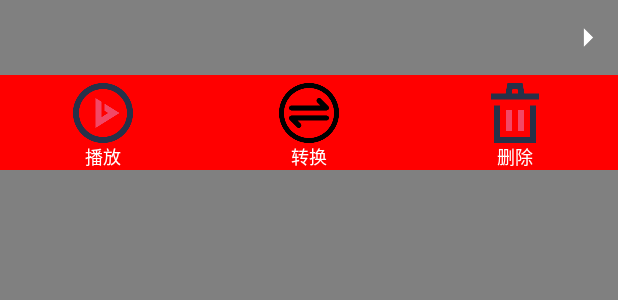
After one commit to KublaikhanGeek/m3u8Tools, an Android app: the layout listview_menu_item.xml on its own in the app's theme, with its tools: preview values and no code run, on a phone screen of 412 x 824 dp. The commit adds this screen. Shown: the top 300 px of the screen. Run offline under Robolectric (Android 15) with nearby library versions, the phone set to English and light mode, and no system bars.

Commit message:
实现ListView菜单

```diff
--- /dev/null
+++ b/app/src/main/res/drawable-v24/list_selector.xml
@@ -0,0 +1,5 @@
+<?xml version="1.0" encoding="utf-8"?>
+<selector xmlns:android="http://schemas.android.com/apk/res/android">
+    <item android:state_pressed="false" android:drawable="@color/red_normal" />
+    <item android:state_pressed="true" android:drawable="@color/red_pressed" />
+</selector>
--- /dev/null
+++ b/app/src/main/res/layout/listview_menu_item.xml
@@ -0,0 +1,124 @@
+<?xml version="1.0" encoding="utf-8"?>
+    <LinearLayout xmlns:android="http://schemas.android.com/apk/res/android"
+        android:layout_width="fill_parent"
+        android:layout_height="fill_parent"
+        android:background="#808080"
+        android:orientation="vertical" >
+
+        <RelativeLayout
+            android:id="@+id/item_layout"
+            android:layout_width="fill_parent"
+            android:layout_height="wrap_content"
+            android:minHeight="50dp"
+            android:orientation="vertical" >
+
+            <TextView
+                android:id="@+id/item_name"
+                android:layout_width="wrap_content"
+                android:layout_height="wrap_content"
+                android:layout_gravity="left|center_vertical"
+                android:maxWidth="240dip" />
+
+            <ImageView
+                android:layout_width="30dp"
+                android:layout_height="30dp"
+                android:layout_alignParentRight="true"
+                android:layout_centerVertical="true"
+                android:layout_gravity="right|center_vertical"
+                android:layout_marginRight="5dip"
+                android:background="@drawable/ic_arrow_right"
+                android:gravity="right|center_vertical" />
+        </RelativeLayout>
+
+        <LinearLayout
+            android:id="@+id/layout_other"
+            android:layout_width="fill_parent"
+            android:layout_height="wrap_content"
+            android:background="#808080"
+            android:gravity="center"
+            android:orientation="horizontal" >
+
+            <LinearLayout
+                android:id="@+id/item_play"
+                android:layout_width="fill_parent"
+                android:layout_height="wrap_content"
+                android:layout_weight="1"
+                android:background="@drawable/list_selector"
+                android:clickable="false"
+                android:orientation="vertical" >
+
+                <ImageView
+                    android:layout_marginTop="5dip"
+                    android:layout_width="40dp"
+                    android:layout_height="40dp"
+                    android:layout_gravity="center_horizontal"
+                    android:background="@drawable/play"
+                    android:gravity="right|center_vertical" />
+
+                <TextView
+                    android:layout_width="wrap_content"
+                    android:layout_height="wrap_content"
+                    android:layout_gravity="center_horizontal"
+                    android:gravity="center_horizontal"
+                    android:text="播放"
+                    android:textColor="#fff"
+                    android:textSize="12sp" />
+            </LinearLayout>
+
+            <LinearLayout
+                android:id="@+id/item_convert"
+                android:layout_width="fill_parent"
+                android:layout_height="wrap_content"
+                android:layout_weight="1"
+                android:clickable="false"
+                android:background="@drawable/list_selector"
+                android:orientation="vertical" >
+
+                <ImageView
+                    android:layout_marginTop="5dip"
+                    android:layout_width="40dp"
+                    android:layout_height="40dp"
+                    android:layout_gravity="center_horizontal"
+                    android:background="@drawable/convert"
+                    android:gravity="right|center_vertical" />
+
+                <TextView
+                    android:layout_width="wrap_content"
+                    android:layout_height="wrap_content"
+                    android:layout_gravity="center_horizontal"
+                    android:gravity="center_horizontal"
+                    android:text="转换"
+                    android:textColor="#fff"
+                    android:textSize="12sp" />
+            </LinearLayout>
+
+            <LinearLayout
+                android:id="@+id/item_del"
+                android:layout_width="fill_parent"
+                android:layout_height="wrap_content"
+                android:layout_weight="1"
+                android:clickable="false"
+                android:background="@drawable/list_selector"
+                android:orientation="vertical" >
+
+                <ImageView
+                    android:layout_marginTop="5dip"
+                    android:layout_width="40dp"
+                    android:layout_height="40dp"
+                    android:layout_gravity="center_horizontal"
+                    android:background="@drawable/del"
+                    android:gravity="right|center_vertical" />
+
+                <TextView
+                    android:layout_width="wrap_content"
+                    android:layout_height="wrap_content"
+                    android:layout_gravity="center_horizontal"
+                    android:gravity="center_horizontal"
+                    android:text="删除"
+                    android:textColor="#fff"
+                    android:textSize="12sp" />
+            </LinearLayout>
+
+        </LinearLayout>
+
+    </LinearLayout>
```
Also changed, not shown: app/src/main/java/com/example/m3u8Tools/MainActivity.java (+2 -7 lines), app/src/main/java/com/example/m3u8Tools/VideoListAdapter.java (+102 -8 lines), app/src/main/res/values/colors.xml (+14 -0 lines), app/src/main/res/drawable-v24/convert.png (added), app/src/main/res/drawable-v24/del.png (added), app/src/main/res/drawable-v24/ic_arrow_down.png (added), app/src/main/res/drawable-v24/ic_arrow_right.png (added), app/src/main/res/drawable-v24/play.png (added).
